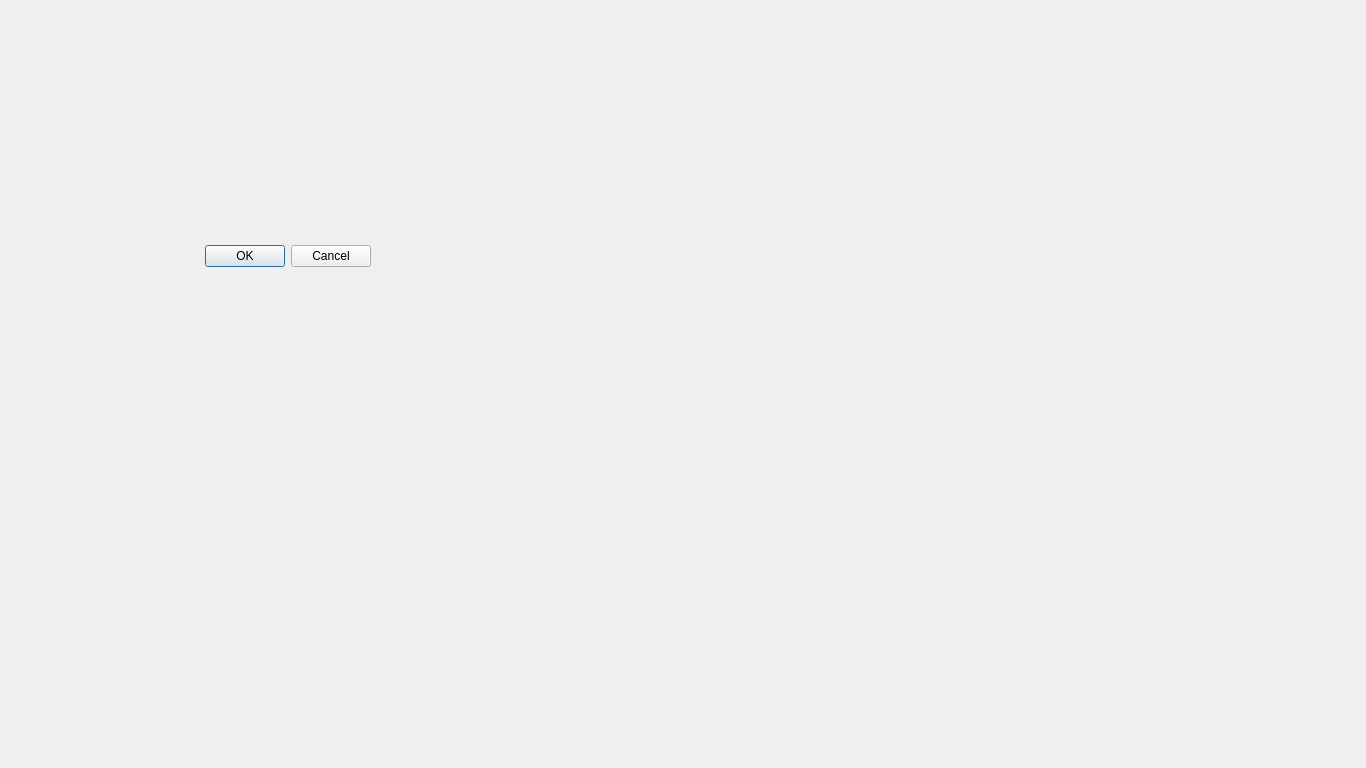
First picture: the form in newrulondialog.ui, repository SergeyPesterevD-TEST/Abest2, before the edit.
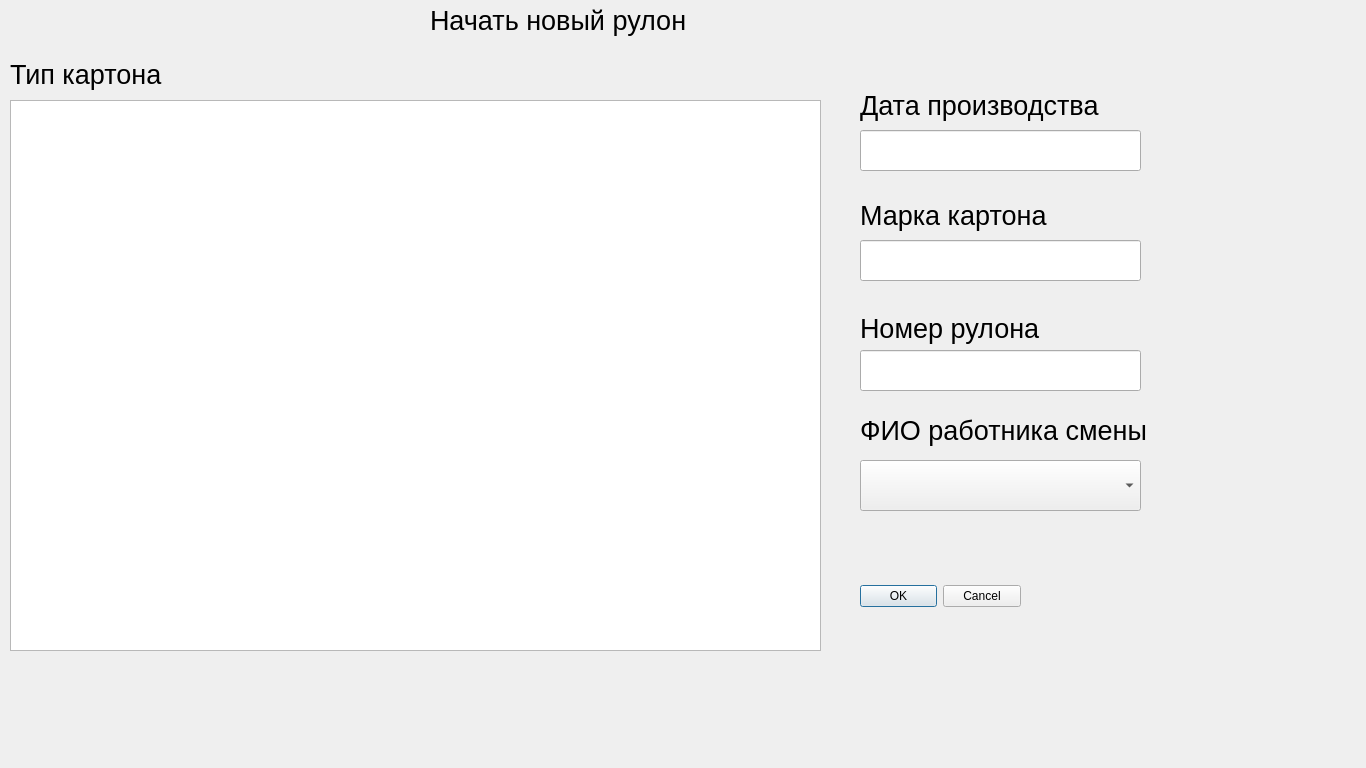
Second picture: the form after the edit.

Commit message: new rulon stage 1

What changed in the file:
```diff
--- a/newrulondialog.ui
+++ b/newrulondialog.ui
@@ -16,9 +16,9 @@
   <widget class="QDialogButtonBox" name="buttonBox">
    <property name="geometry">
     <rect>
-     <x>30</x>
-     <y>240</y>
-     <width>341</width>
+     <x>860</x>
+     <y>580</y>
+     <width>161</width>
      <height>32</height>
     </rect>
    </property>
@@ -29,6 +29,201 @@
     <set>QDialogButtonBox::Cancel|QDialogButtonBox::Ok</set>
    </property>
   </widget>
+  <widget class="QTableWidget" name="tableTypes">
+   <property name="geometry">
+    <rect>
+     <x>10</x>
+     <y>100</y>
+     <width>811</width>
+     <height>551</height>
+    </rect>
+   </property>
+   <property name="font">
+    <font>
+     <pointsize>12</pointsize>
+    </font>
+   </property>
+   <property name="selectionMode">
+    <enum>QAbstractItemView::SingleSelection</enum>
+   </property>
+   <property name="selectionBehavior">
+    <enum>QAbstractItemView::SelectRows</enum>
+   </property>
+  </widget>
+  <widget class="QLabel" name="label">
+   <property name="geometry">
+    <rect>
+     <x>430</x>
+     <y>5</y>
+     <width>351</width>
+     <height>31</height>
+    </rect>
+   </property>
+   <property name="font">
+    <font>
+     <pointsize>20</pointsize>
+    </font>
+   </property>
+   <property name="text">
+    <string>Начать новый рулон</string>
+   </property>
+  </widget>
+  <widget class="QLabel" name="label_2">
+   <property name="geometry">
+    <rect>
+     <x>10</x>
+     <y>59</y>
+     <width>351</width>
+     <height>31</height>
+    </rect>
+   </property>
+   <property name="font">
+    <font>
+     <pointsize>20</pointsize>
+    </font>
+   </property>
+   <property name="text">
+    <string>Тип картона</string>
+   </property>
+  </widget>
+  <widget class="QLabel" name="label_3">
+   <property name="geometry">
+    <rect>
+     <x>860</x>
+     <y>313</y>
+     <width>351</width>
+     <height>31</height>
+    </rect>
+   </property>
+   <property name="font">
+    <font>
+     <pointsize>20</pointsize>
+    </font>
+   </property>
+   <property name="text">
+    <string>Номер рулона</string>
+   </property>
+  </widget>
+  <widget class="QLabel" name="label_4">
+   <property name="geometry">
+    <rect>
+     <x>860</x>
+     <y>415</y>
+     <width>351</width>
+     <height>31</height>
+    </rect>
+   </property>
+   <property name="font">
+    <font>
+     <pointsize>20</pointsize>
+    </font>
+   </property>
+   <property name="text">
+    <string>ФИО работника смены</string>
+   </property>
+  </widget>
+  <widget class="QLabel" name="label_5">
+   <property name="geometry">
+    <rect>
+     <x>860</x>
+     <y>90</y>
+     <width>351</width>
+     <height>31</height>
+    </rect>
+   </property>
+   <property name="font">
+    <font>
+     <pointsize>20</pointsize>
+    </font>
+   </property>
+   <property name="text">
+    <string>Дата производства</string>
+   </property>
+  </widget>
+  <widget class="QLabel" name="label_6">
+   <property name="geometry">
+    <rect>
+     <x>860</x>
+     <y>200</y>
+     <width>351</width>
+     <height>31</height>
+    </rect>
+   </property>
+   <property name="font">
+    <font>
+     <pointsize>20</pointsize>
+    </font>
+   </property>
+   <property name="text">
+    <string>Марка картона</string>
+   </property>
+  </widget>
+  <widget class="QLineEdit" name="lineDate">
+   <property name="geometry">
+    <rect>
+     <x>860</x>
+     <y>130</y>
+     <width>281</width>
+     <height>41</height>
+    </rect>
+   </property>
+   <property name="font">
+    <font>
+     <pointsize>18</pointsize>
+    </font>
+   </property>
+   <property name="readOnly">
+    <bool>true</bool>
+   </property>
+  </widget>
+  <widget class="QLineEdit" name="lineType">
+   <property name="geometry">
+    <rect>
+     <x>860</x>
+     <y>240</y>
+     <width>281</width>
+     <height>41</height>
+    </rect>
+   </property>
+   <property name="font">
+    <font>
+     <pointsize>18</pointsize>
+    </font>
+   </property>
+   <property name="readOnly">
+    <bool>true</bool>
+   </property>
+  </widget>
+  <widget class="QLineEdit" name="lineRulon">
+   <property name="geometry">
+    <rect>
+     <x>860</x>
+     <y>350</y>
+     <width>281</width>
+     <height>41</height>
+    </rect>
+   </property>
+   <property name="font">
+    <font>
+     <pointsize>18</pointsize>
+    </font>
+   </property>
+  </widget>
+  <widget class="QComboBox" name="UsersComboBox">
+   <property name="geometry">
+    <rect>
+     <x>860</x>
+     <y>460</y>
+     <width>281</width>
+     <height>51</height>
+    </rect>
+   </property>
+   <property name="font">
+    <font>
+     <pointsize>18</pointsize>
+    </font>
+   </property>
+  </widget>
  </widget>
  <resources/>
  <connections>
```
The commit also changes 6 other files.
